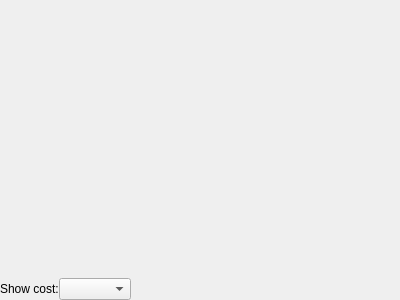
Before: the Qt Designer form src/frequencypage.ui in KDAB/hotspot, drawn with Qt 5.
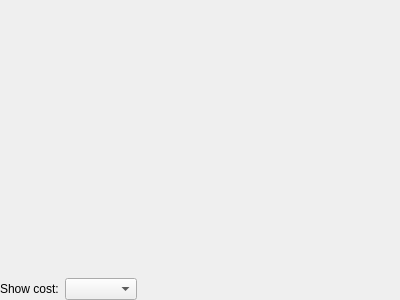
After: the same form once the commit is applied.

Commit message:
add spacing to costSelectionLayout
Otherwise the label is too close to the combo box

```diff
--- a/src/frequencypage.ui
+++ b/src/frequencypage.ui
@@ -48,9 +48,6 @@
       </sizepolicy>
      </property>
      <layout class="QHBoxLayout" name="costSelectionLayout">
-      <property name="spacing">
-       <number>0</number>
-      </property>
       <property name="leftMargin">
        <number>0</number>
       </property>
```
